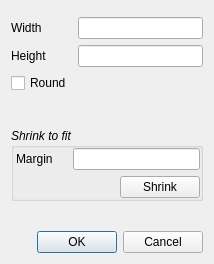
Before: the Qt Designer form cpcb/ui/BoardSizeDialog.ui in wagenadl/cschem, drawn with Qt 5.
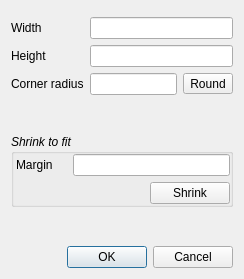
After: the same form once the commit is applied. Custom widgets are drawn as their Qt base class.

Commit message: CPCB now allows boards with rounded corners

The edit to the form file:
```diff
--- a/cpcb/ui/BoardSizeDialog.ui
+++ b/cpcb/ui/BoardSizeDialog.ui
@@ -6,8 +6,8 @@
    <rect>
     <x>0</x>
     <y>0</y>
-    <width>214</width>
-    <height>264</height>
+    <width>244</width>
+    <height>279</height>
    </rect>
   </property>
   <property name="windowTitle">
@@ -16,7 +16,7 @@
   <layout class="QVBoxLayout" name="verticalLayout_2">
    <item>
     <widget class="QWidget" name="widget_2" native="true">
-     <layout class="QFormLayout" name="formLayout">
+     <layout class="QGridLayout" name="gridLayout">
       <property name="leftMargin">
        <number>0</number>
       </property>
@@ -43,20 +43,7 @@
         </property>
        </widget>
       </item>
-      <item row="0" column="1">
-       <widget class="DimSpinner" name="width"/>
-      </item>
-      <item row="1" column="1">
-       <widget class="DimSpinner" name="height"/>
-      </item>
-      <item row="2" column="0">
-       <widget class="QCheckBox" name="round">
-        <property name="text">
-         <string>Round</string>
-        </property>
-       </widget>
-      </item>
-      <item row="3" column="0">
+      <item row="4" column="0">
        <spacer name="verticalSpacer_2">
         <property name="orientation">
          <enum>Qt::Vertical</enum>
@@ -69,6 +56,29 @@
         </property>
        </spacer>
       </item>
+      <item row="2" column="1">
+       <widget class="DimSpinner" name="cornerradius"/>
+      </item>
+      <item row="2" column="2">
+       <widget class="QToolButton" name="round">
+        <property name="text">
+         <string>Round</string>
+        </property>
+       </widget>
+      </item>
+      <item row="1" column="1" colspan="2">
+       <widget class="DimSpinner" name="height"/>
+      </item>
+      <item row="0" column="1" colspan="2">
+       <widget class="DimSpinner" name="width"/>
+      </item>
+      <item row="2" column="0">
+       <widget class="QLabel" name="label_4">
+        <property name="text">
+         <string>Corner radius</string>
+        </property>
+       </widget>
+      </item>
      </layout>
     </widget>
    </item>
```
Left out of the diff: 21 changed lines with no effect on the pictures. The commit also changes 9 other files.
